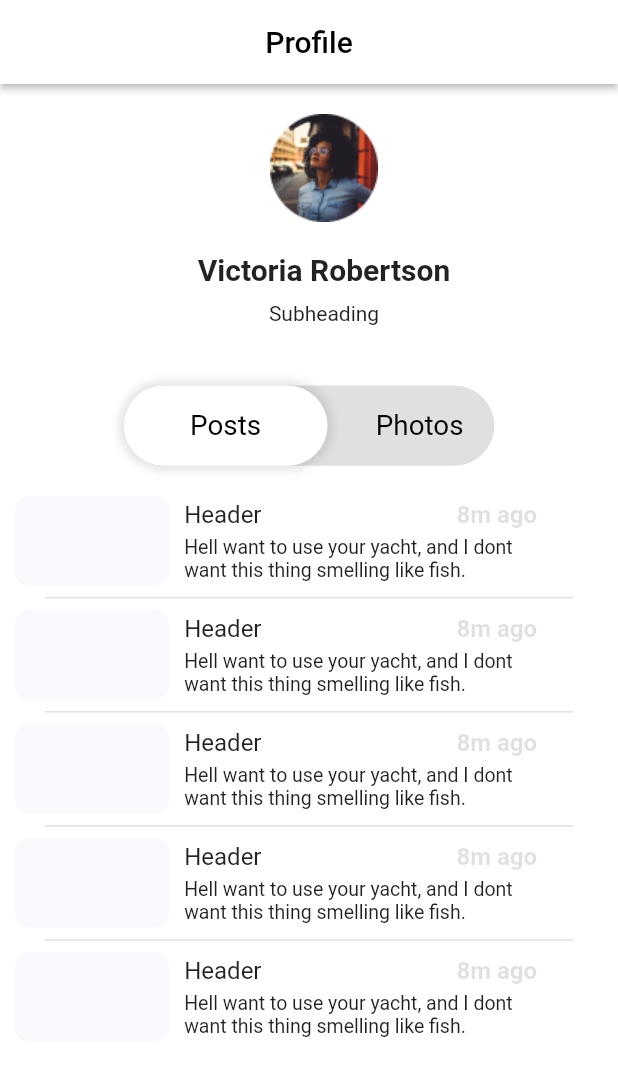
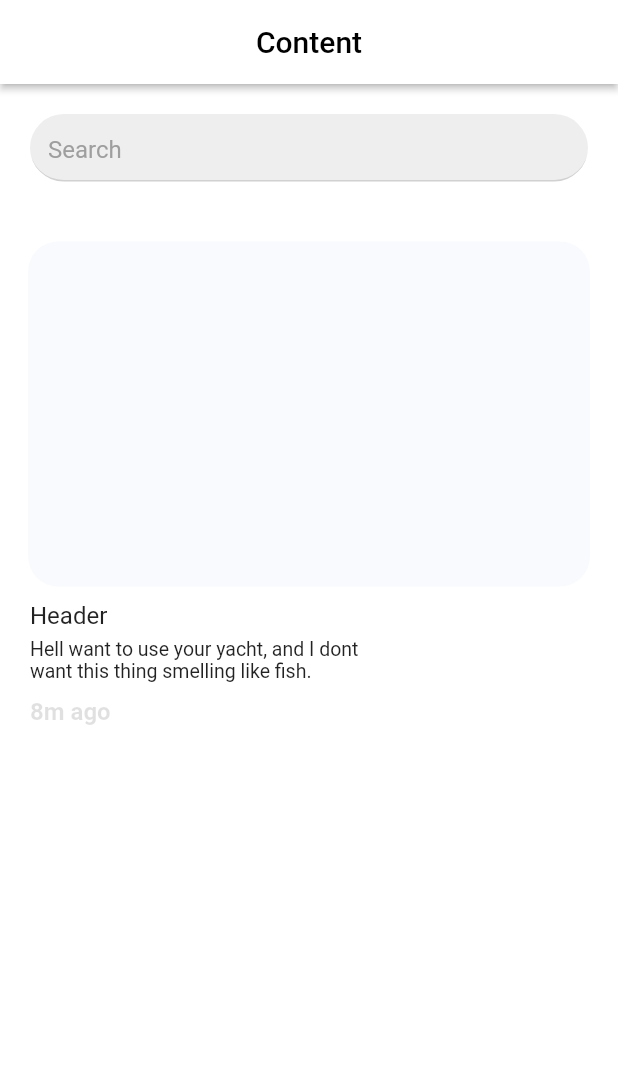
Before and after one commit to tusharhow/blokhouse, a Flutter app: the screen it shows after launch, on a phone screen of 412 x 824 dp. Shown: the top 1076 px of the screen. Run offline on Flutter 3.47's test engine with Material 2 defaults, Android fonts, the phone set to English and light mode, and no system bars; our stand-ins replace get; Roboto replaces fonts that are missing (Rubik).

Commit message:
2 page designed

```diff
--- a/lib/main.dart
+++ b/lib/main.dart
@@ -1,7 +1,8 @@
-
 import 'package:flutter/material.dart';
 import 'package:get/get.dart';
 
+import 'screens/content_screen.dart';
+import 'screens/feed_screen.dart';
 import 'screens/user/profile_post_screen.dart';
 
 void main() {
@@ -29,7 +30,7 @@ class MyApp extends StatelessWidget {
           900: Color(0xff0B6BCC)
         }),
       ),
-      home:  ProfilePostScreen(),
+      home: ContentScreen(),
     );
   }
 }
--- /dev/null
+++ b/lib/screens/content_screen.dart
@@ -0,0 +1,109 @@
+import 'package:flutter/material.dart';
+
+class ContentScreen extends StatelessWidget {
+  const ContentScreen({Key? key}) : super(key: key);
+
+  @override
+  Widget build(BuildContext context) {
+    return Scaffold(
+      backgroundColor: Colors.white,
+      appBar: AppBar(
+        title: const Text(
+          'Content',
+          style: TextStyle(
+            color: Colors.black,
+          ),
+        ),
+        backgroundColor: Colors.white,
+        iconTheme: const IconThemeData(
+          color: Colors.black,
+        ),
+        centerTitle: true,
+        elevation: 2,
+      ),
+      body: Column(
+        children: [
+          const SizedBox(height: 20),
+          Padding(
+            padding: const EdgeInsets.symmetric(horizontal: 20),
+            child: SizedBox(
+              height: 45,
+              child: TextFormField(
+                decoration: InputDecoration(
+                  hintText: 'Search',
+                  hintStyle: const TextStyle(
+                    color: Colors.grey,
+                  ),
+                  enabledBorder: UnderlineInputBorder(
+                    borderSide: const BorderSide(color: Colors.black12),
+                    borderRadius: BorderRadius.circular(30),
+                  ),
+                  focusedBorder: UnderlineInputBorder(
+                    borderSide: const BorderSide(color: Colors.black12),
+                    borderRadius: BorderRadius.circular(30),
+                  ),
+                  enabled: true,
+                  filled: true,
+                  fillColor: Colors.grey[200],
+                ),
+              ),
+            ),
+          ),
+          const SizedBox(height: 40),
+          Column(
+            children: [
+              Container(
+                height: 230,
+                width: MediaQuery.of(context).size.width / 1.1,
+                decoration: BoxDecoration(
+                  borderRadius: BorderRadius.circular(20),
+                  color: const Color(0xffF8FAFD),
+                ),
+              ),
+              Padding(
+                padding: const EdgeInsets.symmetric(horizontal: 20),
+                child: Column(
+                  crossAxisAlignment: CrossAxisAlignment.start,
+                  children: [
+                    const SizedBox(height: 10),
+                    Row(
+                      mainAxisAlignment: MainAxisAlignment.spaceBetween,
+                      children: const [
+                        Text(
+                          'Header',
+                          style: TextStyle(
+                            fontSize: 16,
+                          ),
+                        ),
+                      ],
+                    ),
+                    const SizedBox(
+                      height: 5,
+                    ),
+                    const Text(
+                      'He'
+                      'll want to use your yacht, and I don'
+                      't\nwant this thing smelling like fish.',
+                      style: TextStyle(
+                        fontSize: 13,
+                      ),
+                    ),
+                    const SizedBox(height: 10),
+                    const Text(
+                      '8m ago',
+                      style: TextStyle(
+                        fontSize: 16,
+                        fontWeight: FontWeight.bold,
+                        color: Colors.black12,
+                      ),
+                    ),
+                  ],
+                ),
+              ),
+            ],
+          ),
+        ],
+      ),
+    );
+  }
+}
```
Also changed, not shown: lib/screens/feed_screen.dart (added, +362 -0 lines).
